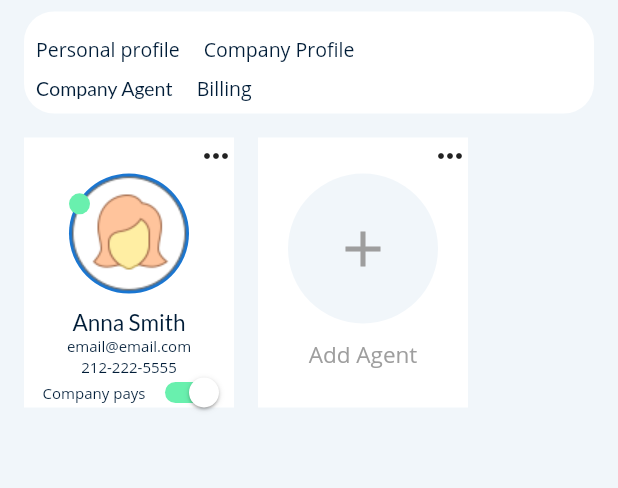
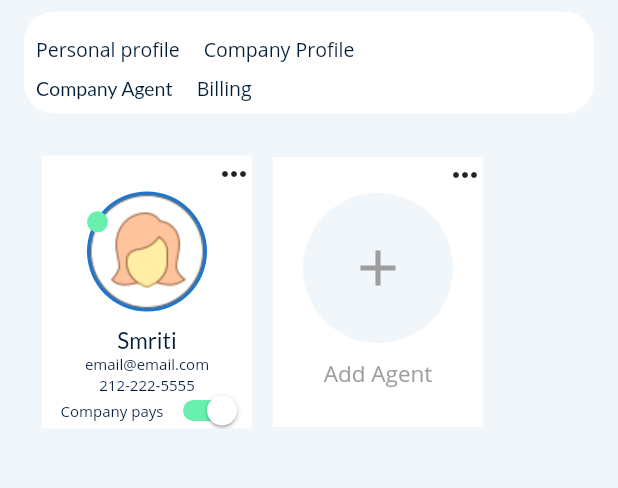
Before and after one commit to flutterexcel/1nerd, a Flutter app: the CompanyAgents screen opened directly, after a tap on "Company Agent", on a phone screen of 412 x 824 dp, the part 230-718 px from its top. Run offline on Flutter 3.47's test engine with Material 2 defaults, Android fonts, the phone set to English and light mode, and no system bars; our stand-ins replace dotted_border; missing offline and left inert: flutter_custom_dialog.

Commit message:
Company agent added in loop

```diff
--- a/lib/screens/agents/agents.dart
+++ b/lib/screens/agents/agents.dart
@@ -66,7 +66,6 @@ class _CompanyAgentsState extends State<CompanyAgents> {
                               )),
                           Row(
                             children: [
-                              AgentList(),
                               AgentList(),
                               Container(
                                 width: 140,
@@ -188,7 +187,7 @@ class _CompanyAgentsState extends State<CompanyAgents> {
                             ],
                           ),
                           SizedBox(
-                              height: MediaQuery.of(context).size.height - 320)
+                              height: MediaQuery.of(context).size.height - 340)
                         ],
                       ),
                     ],
--- a/lib/widgets/agent_widgets/agent_list.dart
+++ b/lib/widgets/agent_widgets/agent_list.dart
@@ -2,6 +2,31 @@ import 'package:feedback/resources/app_colors.dart';
 import 'package:flutter/material.dart';
 
 class AgentList extends StatelessWidget {
+  List<String> listOf = [
+    "Smriti",
+    // "Renu",
+  ];
+  @override
+  Widget build(BuildContext context) {
+    return Container(
+      width: 170,
+      height: 210,
+      margin: EdgeInsets.all(6),
+      padding: EdgeInsets.all(6),
+      child: ListView.builder(
+        scrollDirection: Axis.horizontal,
+        shrinkWrap: true,
+        physics: NeverScrollableScrollPhysics(),
+        itemBuilder: (_, int index) => listDataItems(this.listOf[index]),
+        itemCount: this.listOf.length,
+      ),
+    );
+  }
+}
+
+class listDataItems extends StatelessWidget {
+  String itemName;
+  listDataItems(this.itemName);
   @override
   Widget build(BuildContext context) {
     return Container(
@@ -29,7 +54,7 @@ class AgentList extends StatelessWidget {
           ),
           SizedBox(height: 10),
           Text(
-            'Anna Smith',
+            itemName,
             style: TextStyle(
                 fontSize: 15,
                 color: AppColors.BACKGROUND_COLOR,
```
